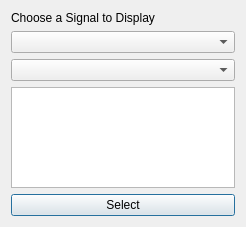
PurdueElectricRacing/DaqApp, file ui/signalPicker.ui: the form before one commit.
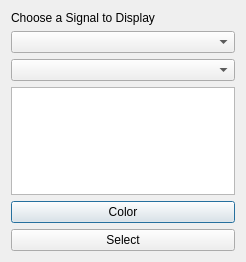
The form after the commit.

Commit message: multiple signal plotting, removed matplotlib

Patch:
```diff
--- a/ui/signalPicker.ui
+++ b/ui/signalPicker.ui
@@ -7,7 +7,7 @@
     <x>0</x>
     <y>0</y>
     <width>246</width>
-    <height>227</height>
+    <height>262</height>
    </rect>
   </property>
   <property name="windowTitle">
@@ -30,6 +30,13 @@
    <item>
     <widget class="QListWidget" name="signalList"/>
    </item>
+   <item>
+    <widget class="QPushButton" name="colorButton">
+     <property name="text">
+      <string>Color</string>
+     </property>
+    </widget>
+   </item>
    <item>
     <widget class="QPushButton" name="selectButton">
      <property name="text">
```
The commit also changes 17 other files.
